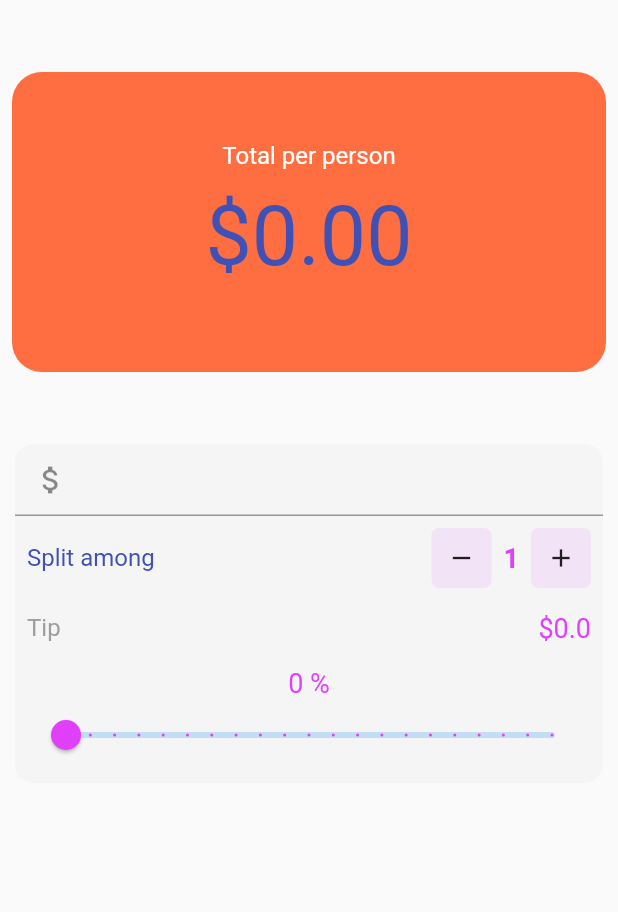
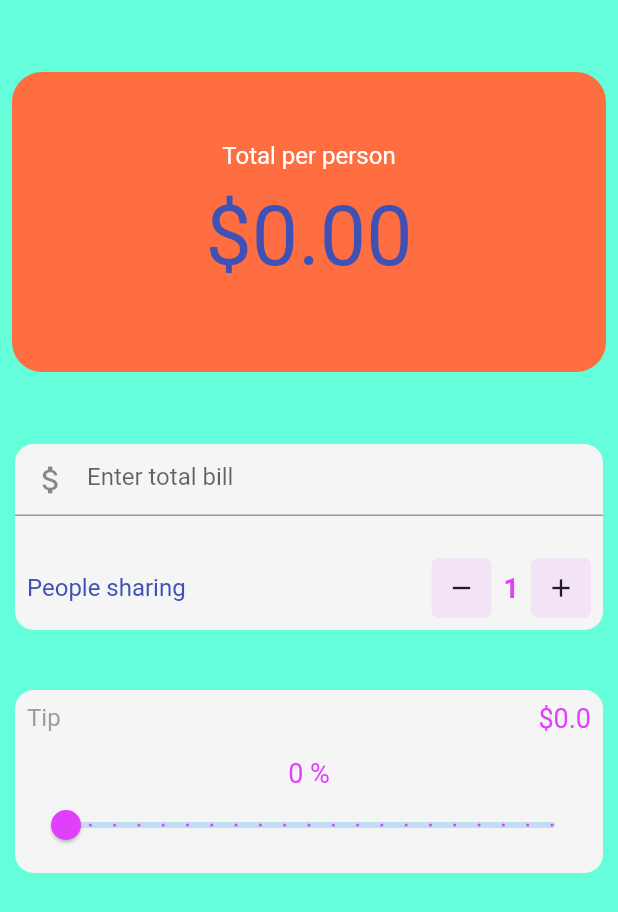
Before and after one commit to KendiJ/Bill-Splitter, a Flutter app: the screen it shows after launch, on a phone screen of 412 x 824 dp. Shown: the top 912 px of the screen. Run offline on Flutter 3.47's test engine with Material 2 defaults, Android fonts, the phone set to English and light mode, and no system bars.

Commit message:
Home Screen modified

```diff
--- a/lib/Screens/home.dart
+++ b/lib/Screens/home.dart
@@ -16,6 +16,7 @@ class _HomeScreenState extends State<HomeScreen> {
   @override
   Widget build(BuildContext context) {
     return Scaffold(
+      backgroundColor: Colors.tealAccent,
       body: Padding(
         padding: const EdgeInsets.only(top:40),
         child: Container(
@@ -64,7 +65,7 @@ class _HomeScreenState extends State<HomeScreen> {
                       keyboardType: TextInputType.numberWithOptions(decimal: true),
                       decoration: InputDecoration(
                         prefixIcon: Icon(Icons.attach_money),
-                        prefixText: "Bill Amount",
+                        hintText: "Enter total bill",
                         prefixStyle: TextStyle(
                           color: Colors.grey,
                         )
@@ -76,12 +77,13 @@ class _HomeScreenState extends State<HomeScreen> {
                         });
                       },
                     ),
+                    SizedBox(height: 20,),
                     Padding(
                       padding: const EdgeInsets.all(8.0),
                       child: Row(
                         mainAxisAlignment: MainAxisAlignment.spaceBetween,
                         children: <Widget>[
-                          Text("Split among",
+                          Text("People sharing",
                             style: TextStyle(color: Colors.indigo,
                             fontSize: 16.0),),
                           Row(
@@ -136,6 +138,17 @@ class _HomeScreenState extends State<HomeScreen> {
                         ],
                       ),
                     ),
+                  ],
+                ),
+              ),
+              Container(
+                margin: const EdgeInsets.only(left:10.0,right: 10.0,top: 40.0),
+                decoration: BoxDecoration(
+                  color: Colors.grey.shade100,
+                  borderRadius: BorderRadius.circular(12.5),
+                ),
+                child: Column(
+                  children: <Widget>[
                     Padding(
                       padding: const EdgeInsets.all(8.0),
                       child: Row(
@@ -172,7 +185,7 @@ class _HomeScreenState extends State<HomeScreen> {
                     )
                   ],
                 ),
-              )
+              ),
             ],
           ),
         ),
```
Also changed, not shown: 5 other files.
